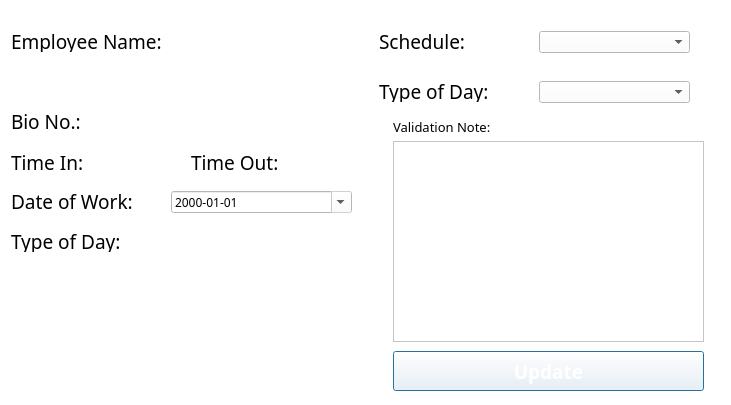
Qt form TimeKeeping/schedValidator/Schedule.ui (Maze711/systemPayroll) before a commit.
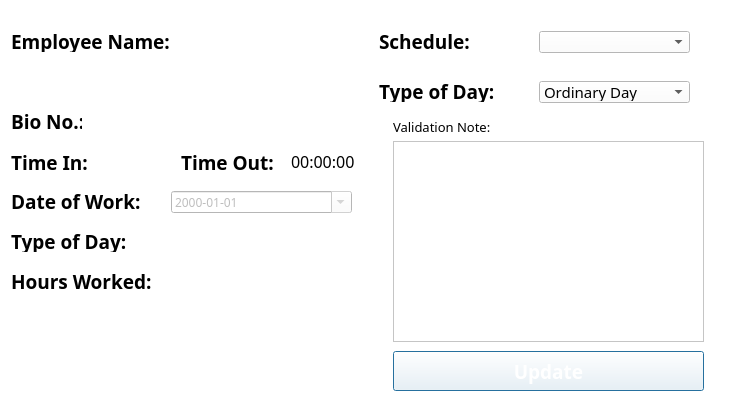
The same form after that commit.

Commit message: Population of Data within Schedule Dialog

Patch:
```diff
--- a/TimeKeeping/schedValidator/Schedule.ui
+++ b/TimeKeeping/schedValidator/Schedule.ui
@@ -49,6 +49,8 @@
        <font>
         <family>poppins</family>
         <pointsize>14</pointsize>
+        <weight>75</weight>
+        <bold>true</bold>
        </font>
       </property>
       <property name="text">
@@ -87,6 +89,8 @@
        <font>
         <family>poppins</family>
         <pointsize>14</pointsize>
+        <weight>75</weight>
+        <bold>true</bold>
        </font>
       </property>
       <property name="text">
@@ -96,16 +100,16 @@
      <widget class="QLabel" name="bioNum">
       <property name="geometry">
        <rect>
-        <x>80</x>
+        <x>90</x>
         <y>100</y>
-        <width>241</width>
+        <width>231</width>
         <height>21</height>
        </rect>
       </property>
       <property name="font">
        <font>
         <family>poppins</family>
-        <pointsize>14</pointsize>
+        <pointsize>12</pointsize>
        </font>
       </property>
       <property name="text">
@@ -125,6 +129,8 @@
        <font>
         <family>poppins</family>
         <pointsize>14</pointsize>
+        <weight>75</weight>
+        <bold>true</bold>
        </font>
       </property>
       <property name="text">
@@ -134,9 +140,9 @@
      <widget class="QLabel" name="lblBio_3">
       <property name="geometry">
        <rect>
-        <x>180</x>
+        <x>170</x>
         <y>141</y>
-        <width>91</width>
+        <width>101</width>
         <height>21</height>
        </rect>
       </property>
@@ -144,6 +150,8 @@
        <font>
         <family>poppins</family>
         <pointsize>14</pointsize>
+        <weight>75</weight>
+        <bold>true</bold>
        </font>
       </property>
       <property name="text">
@@ -153,16 +161,16 @@
      <widget class="QLabel" name="timeIn">
       <property name="geometry">
        <rect>
-        <x>80</x>
+        <x>89</x>
         <y>141</y>
-        <width>90</width>
+        <width>71</width>
         <height>21</height>
        </rect>
       </property>
       <property name="font">
        <font>
         <family>poppins</family>
-        <pointsize>14</pointsize>
+        <pointsize>12</pointsize>
        </font>
       </property>
       <property name="text">
@@ -172,20 +180,20 @@
      <widget class="QLabel" name="timeOut">
       <property name="geometry">
        <rect>
-        <x>270</x>
-        <y>141</y>
-        <width>90</width>
+        <x>280</x>
+        <y>140</y>
+        <width>71</width>
         <height>21</height>
        </rect>
       </property>
       <property name="font">
        <font>
         <family>poppins</family>
-        <pointsize>14</pointsize>
+        <pointsize>12</pointsize>
        </font>
       </property>
       <property name="text">
-       <string/>
+       <string>00:00:00</string>
       </property>
      </widget>
      <widget class="QLabel" name="typeDay">
@@ -193,14 +201,14 @@
        <rect>
         <x>160</x>
         <y>220</y>
-        <width>151</width>
+        <width>181</width>
         <height>21</height>
        </rect>
       </property>
       <property name="font">
        <font>
         <family>poppins</family>
-        <pointsize>14</pointsize>
+        <pointsize>12</pointsize>
        </font>
       </property>
       <property name="text">
@@ -212,7 +220,7 @@
        <rect>
         <x>0</x>
         <y>220</y>
-        <width>151</width>
+        <width>131</width>
         <height>21</height>
        </rect>
       </property>
@@ -220,13 +228,18 @@
        <font>
         <family>poppins</family>
         <pointsize>14</pointsize>
+        <weight>75</weight>
+        <bold>true</bold>
        </font>
       </property>
       <property name="text">
        <string>Type of Day:</string>
       </property>
      </widget>
-     <widget class="QDateEdit" name="dateEdit">
+     <widget class="QDateEdit" name="dateOfWork">
+      <property name="enabled">
+       <bool>false</bool>
+      </property>
       <property name="geometry">
        <rect>
         <x>160</x>
@@ -258,12 +271,73 @@
        <font>
         <family>poppins</family>
         <pointsize>14</pointsize>
+        <weight>75</weight>
+        <bold>true</bold>
        </font>
       </property>
       <property name="text">
        <string>Date of Work:</string>
       </property>
      </widget>
+     <widget class="QLabel" name="empNameTxt">
+      <property name="geometry">
+       <rect>
+        <x>40</x>
+        <y>50</y>
+        <width>301</width>
+        <height>31</height>
+       </rect>
+      </property>
+      <property name="font">
+       <font>
+        <family>poppins</family>
+        <pointsize>12</pointsize>
+       </font>
+      </property>
+      <property name="text">
+       <string/>
+      </property>
+     </widget>
+     <widget class="QLabel" name="label">
+      <property name="geometry">
+       <rect>
+        <x>0</x>
+        <y>260</y>
+        <width>151</width>
+        <height>21</height>
+       </rect>
+      </property>
+      <property name="font">
+       <font>
+        <family>poppins</family>
+        <pointsize>14</pointsize>
+        <weight>75</weight>
+        <bold>true</bold>
+       </font>
+      </property>
+      <property name="text">
+       <string>Hours Worked:</string>
+      </property>
+     </widget>
+     <widget class="QLabel" name="hoursWorkedTxt">
+      <property name="geometry">
+       <rect>
+        <x>160</x>
+        <y>260</y>
+        <width>181</width>
+        <height>20</height>
+       </rect>
+      </property>
+      <property name="font">
+       <font>
+        <family>poppins</family>
+        <pointsize>12</pointsize>
+       </font>
+      </property>
+      <property name="text">
+       <string/>
+      </property>
+     </widget>
     </widget>
    </item>
    <item>
@@ -281,6 +355,8 @@
        <font>
         <family>poppins</family>
         <pointsize>14</pointsize>
+        <weight>75</weight>
+        <bold>true</bold>
        </font>
       </property>
       <property name="text">
@@ -300,6 +376,8 @@
        <font>
         <family>poppins</family>
         <pointsize>14</pointsize>
+        <weight>75</weight>
+        <bold>true</bold>
        </font>
       </property>
       <property name="text">
@@ -379,6 +457,27 @@
         <height>22</height>
        </rect>
       </property>
+      <property name="font">
+       <font>
+        <family>poppins</family>
+        <pointsize>11</pointsize>
+       </font>
+      </property>
+      <item>
+       <property name="text">
+        <string>Ordinary Day</string>
+       </property>
+      </item>
+      <item>
+       <property name="text">
+        <string>Regular Holiday</string>
+       </property>
+      </item>
+      <item>
+       <property name="text">
+        <string>Special Holiday</string>
+       </property>
+      </item>
      </widget>
     </widget>
    </item>
```
Left out of the diff: 29 changed lines with no effect on the pictures. The commit also changes 2 other files.
